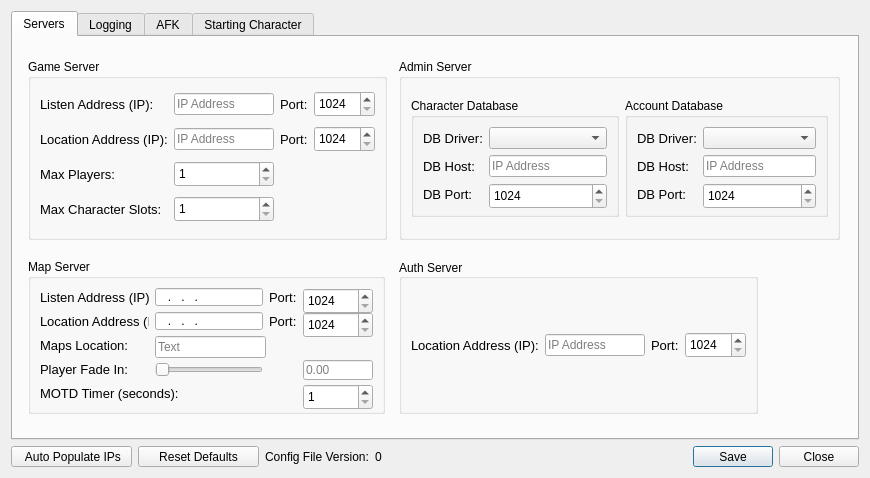
Above: Projects/CoX/Utilities/SEGSAdmin/SettingsDialog.ui from Segs/Segs before the change. Below: the same form after it.
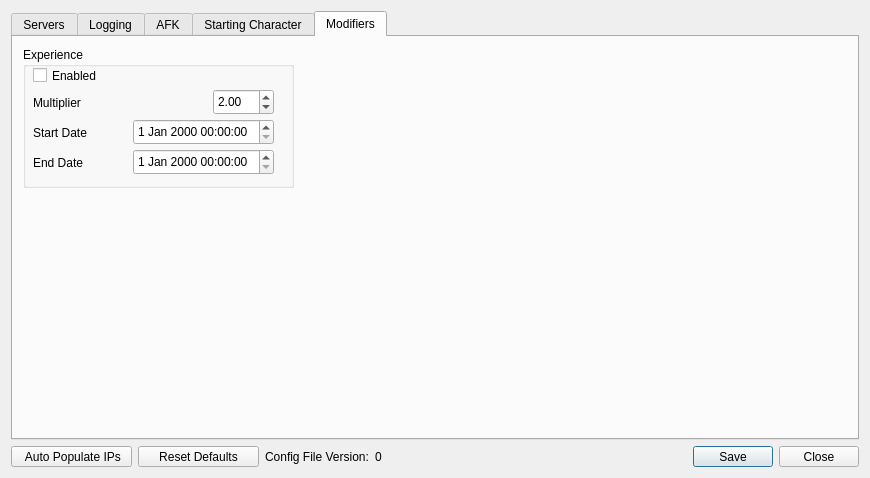
That is the form after the change. The open tabs and pages were chosen to show the change. Icons and pictures are not drawn.

Commit message: Add experience modifier. Reference issue 497.

Diff of the .ui file:
```diff
--- a/Projects/CoX/Utilities/SEGSAdmin/SettingsDialog.ui
+++ b/Projects/CoX/Utilities/SEGSAdmin/SettingsDialog.ui
@@ -1492,6 +1492,145 @@
        </item>
       </layout>
      </widget>
+     <widget class="QWidget" name="tab">
+      <attribute name="title">
+       <string>Modifiers</string>
+      </attribute>
+      <widget class="QGroupBox" name="groupBox_8">
+       <property name="geometry">
+        <rect>
+         <x>10</x>
+         <y>10</y>
+         <width>271</width>
+         <height>141</height>
+        </rect>
+       </property>
+       <property name="title">
+        <string>Experience</string>
+       </property>
+       <widget class="QCheckBox" name="xp_mod_check">
+        <property name="geometry">
+         <rect>
+          <x>10</x>
+          <y>20</y>
+          <width>191</width>
+          <height>17</height>
+         </rect>
+        </property>
+        <property name="text">
+         <string>Enabled</string>
+        </property>
+       </widget>
+       <widget class="QWidget" name="horizontalLayoutWidget">
+        <property name="geometry">
+         <rect>
+          <x>10</x>
+          <y>40</y>
+          <width>241</width>
+          <height>31</height>
+         </rect>
+        </property>
+        <layout class="QHBoxLayout" name="horizontalLayout_11">
+         <item>
+          <widget class="QLabel" name="xp_mod_multiplier_label">
+           <property name="text">
+            <string>Multiplier</string>
+           </property>
+          </widget>
+         </item>
+         <item>
+          <widget class="QDoubleSpinBox" name="xp_mod_multiplier_spin">
+           <property name="minimumSize">
+            <size>
+             <width>61</width>
+             <height>26</height>
+            </size>
+           </property>
+           <property name="maximumSize">
+            <size>
+             <width>61</width>
+             <height>26</height>
+            </size>
+           </property>
+           <property name="value">
+            <double>2.000000000000000</double>
+           </property>
+          </widget>
+         </item>
+        </layout>
+       </widget>
+       <widget class="QWidget" name="horizontalLayoutWidget_2">
+        <property name="geometry">
+         <rect>
+          <x>10</x>
+          <y>70</y>
+          <width>241</width>
+          <height>31</height>
+         </rect>
+        </property>
+        <layout class="QHBoxLayout" name="horizontalLayout_12">
+         <item>
+          <widget class="QLabel" name="xp_mod_startdate_label">
+           <property name="text">
+            <string>Start Date</string>
+           </property>
+          </widget>
+         </item>
+         <item>
+          <widget class="QDateTimeEdit" name="xp_mod_startdate_edit">
+           <property name="minimumSize">
+            <size>
+             <width>141</width>
+             <height>26</height>
+            </size>
+           </property>
+           <property name="maximumSize">
+            <size>
+             <width>141</width>
+             <height>26</height>
+            </size>
+           </property>
+          </widget>
+         </item>
+        </layout>
+       </widget>
+       <widget class="QWidget" name="horizontalLayoutWidget_3">
+        <property name="geometry">
+         <rect>
+          <x>10</x>
+          <y>100</y>
+          <width>241</width>
+          <height>31</height>
+         </rect>
+        </property>
+        <layout class="QHBoxLayout" name="horizontalLayout_13">
+         <item>
+          <widget class="QLabel" name="xp_mod_enddate_label">
+           <property name="text">
+            <string>End Date</string>
+           </property>
+          </widget>
+         </item>
+         <item>
+          <widget class="QDateTimeEdit" name="xp_mod_enddate_edit">
+           <property name="minimumSize">
+            <size>
+             <width>141</width>
+             <height>26</height>
+            </size>
+           </property>
+           <property name="maximumSize">
+            <size>
+             <width>141</width>
+             <height>26</height>
+            </size>
+           </property>
+          </widget>
+         </item>
+        </layout>
+       </widget>
+      </widget>
+     </widget>
     </widget>
    </item>
    <item row="1" column="6">
```
The commit also changes 6 other files.
